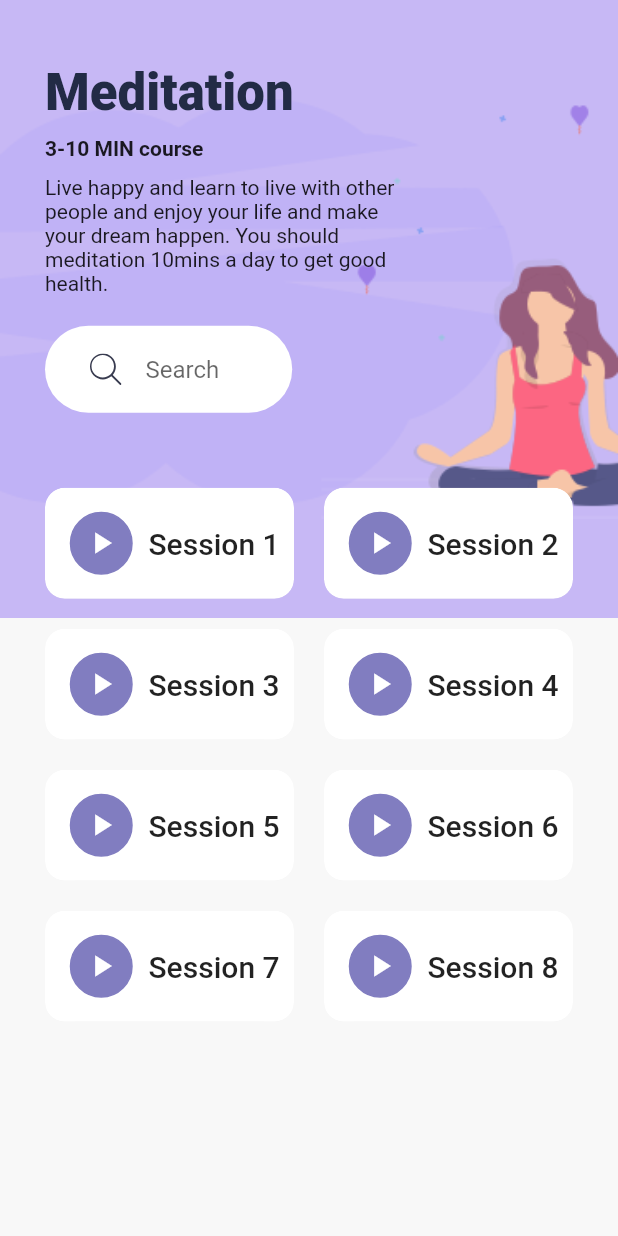
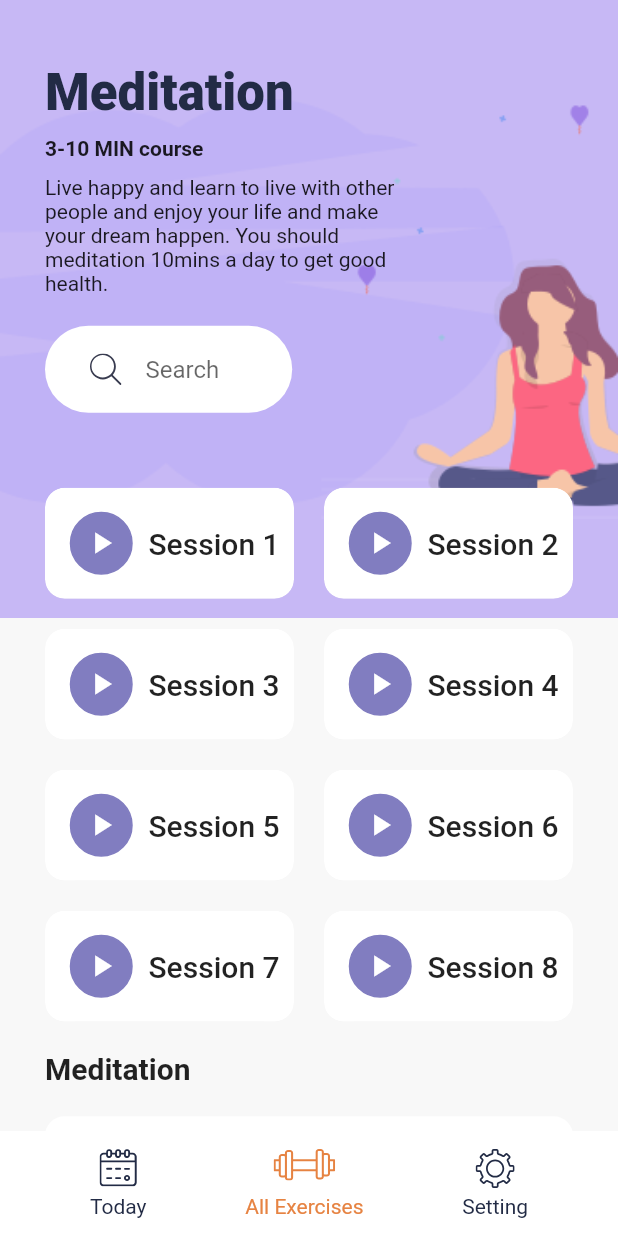
Before and after one commit to chamrouensann/Daily-Exercises-Flutter-Application, a Flutter app: the DetailsScreen screen opened directly, on a phone screen of 412 x 824 dp. Run offline on Flutter 3.47's test engine with Material 2 defaults, Android fonts, the phone set to English and light mode, and no system bars; our stand-ins replace flutter_svg.

Commit message:
Completed the project

```diff
--- a/daily_exercises_flutter_app/lib/screens/details_screen.dart
+++ b/daily_exercises_flutter_app/lib/screens/details_screen.dart
@@ -1,13 +1,16 @@
 import 'package:dailyexercisesflutterapp/constants.dart';
+import 'package:dailyexercisesflutterapp/widgets/bottom_nav_bar.dart';
 import 'package:dailyexercisesflutterapp/widgets/search_bar.dart';
 import 'package:dailyexercisesflutterapp/widgets/session_card.dart';
 import 'package:flutter/material.dart';
+import 'package:flutter_svg/flutter_svg.dart';
 
 class DetailsScreen extends StatelessWidget {
   @override
   Widget build(BuildContext context) {
     var size = MediaQuery.of(context).size;
     return Scaffold(
+      bottomNavigationBar: BottomNavBar(),
       body: Stack(
         children: <Widget>[
           Container(
@@ -23,6 +26,7 @@ class DetailsScreen extends StatelessWidget {
           SafeArea(
             child: Padding(
               padding: EdgeInsets.symmetric(horizontal: 30),
+              child: SingleChildScrollView(
                 child: Column(
                   crossAxisAlignment: CrossAxisAlignment.start,
                   children: <Widget>[
@@ -99,8 +103,59 @@ class DetailsScreen extends StatelessWidget {
                           press: () {},
                         ),
                       ],
+                    ),
+                    SizedBox(height: 20),
+                    Text(
+                      "Meditation",
+                      style: Theme.of(context)
+                          .textTheme
+                          .title
+                          .copyWith(fontWeight: FontWeight.bold),
+                    ),
+                    Container(
+                      margin: EdgeInsets.symmetric(vertical: 20),
+                      padding: EdgeInsets.all(10),
+                      height: 90,
+                      decoration: BoxDecoration(
+                        color: Colors.white,
+                        borderRadius: BorderRadius.circular(13),
+                        boxShadow: [
+                          BoxShadow(
+                            offset: Offset(0, 17),
+                            blurRadius: 23,
+                            spreadRadius: -13,
+                            color: kShadowColor,
+                          ),
+                        ],
+                      ),
+                      child: Row(
+                        children: <Widget>[
+                          SvgPicture.asset(
+                            "assets/icons/Meditation_women_small.svg",
+                          ),
+                          SizedBox(width: 20),
+                          Expanded(
+                            child: Column(
+                              mainAxisAlignment: MainAxisAlignment.spaceEvenly,
+                              crossAxisAlignment: CrossAxisAlignment.start,
+                              children: <Widget>[
+                                Text(
+                                  "Basic 2",
+                                  style: Theme.of(context).textTheme.subtitle,
+                                ),
+                                Text("Start your deepen on the practices")
+                              ],
+                            ),
+                          ),
+                          Padding(
+                            padding: EdgeInsets.all(10),
+                            child: SvgPicture.asset("assets/icons/Lock.svg"),
                           )
                         ],
+                      ),
+                    )
+                  ],
+                ),
               ),
             ),
           )
```
Lines whose indentation alone changed are shown as unchanged.
